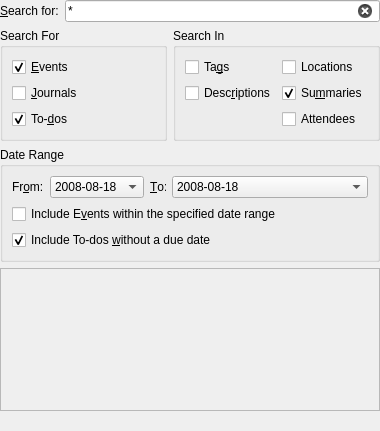
This is src/ui/searchdialog_base.ui in KDE/korganizer as Qt 5 draws it before an edit. The edited form follows.
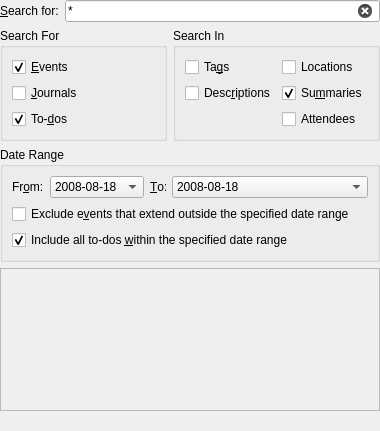
This is the edited form. Custom widgets are drawn as their Qt base class.

Commit message: Clarify some labels and tooltip help in the Edit > Find... dialog

```diff
--- a/src/ui/searchdialog_base.ui
+++ b/src/ui/searchdialog_base.ui
@@ -283,7 +283,7 @@
          <string>Check this box if you want to include Events that occur within the date range specified.  Events that do not fall completely within the date range will be excluded from the search results.</string>
         </property>
         <property name="text">
-         <string>Include E&amp;vents within the specified date range</string>
+         <string>Exclude e&amp;vents that extend outside the specified date range</string>
         </property>
        </widget>
       </item>
@@ -296,7 +296,7 @@
          <string>Check this box to include To-dos without a due date in the search results.</string>
         </property>
         <property name="text">
-         <string>Include To-dos &amp;without a due date</string>
+         <string>Include all to-dos &amp;within the specified date range</string>
         </property>
         <property name="checked">
          <bool>true</bool>
```
Left out of the diff: 52 changed lines with no effect on the pictures. The commit also changes 1 other file.
